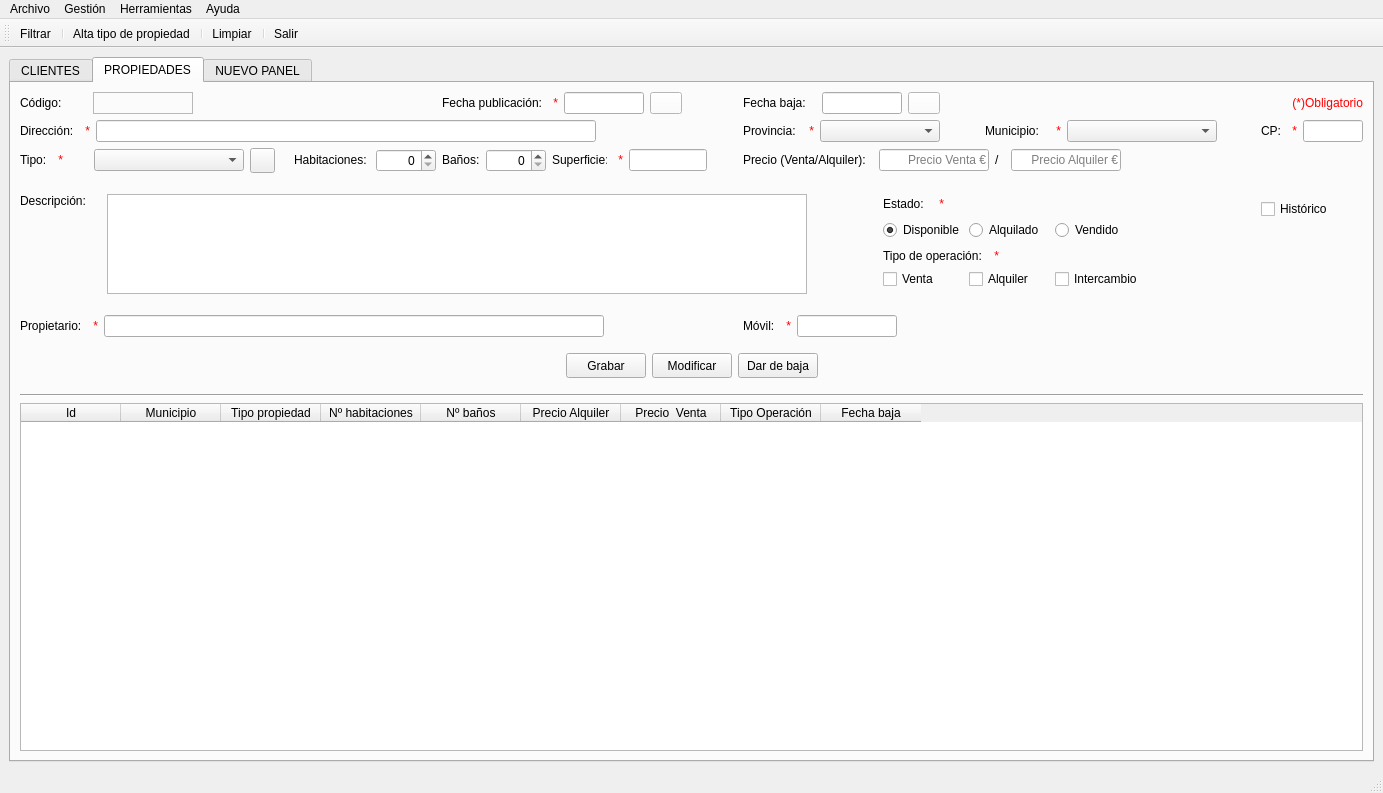
Above: templates/venPrincipal.ui from yelkov/ProyectoDI before the change. Below: the same form after it.
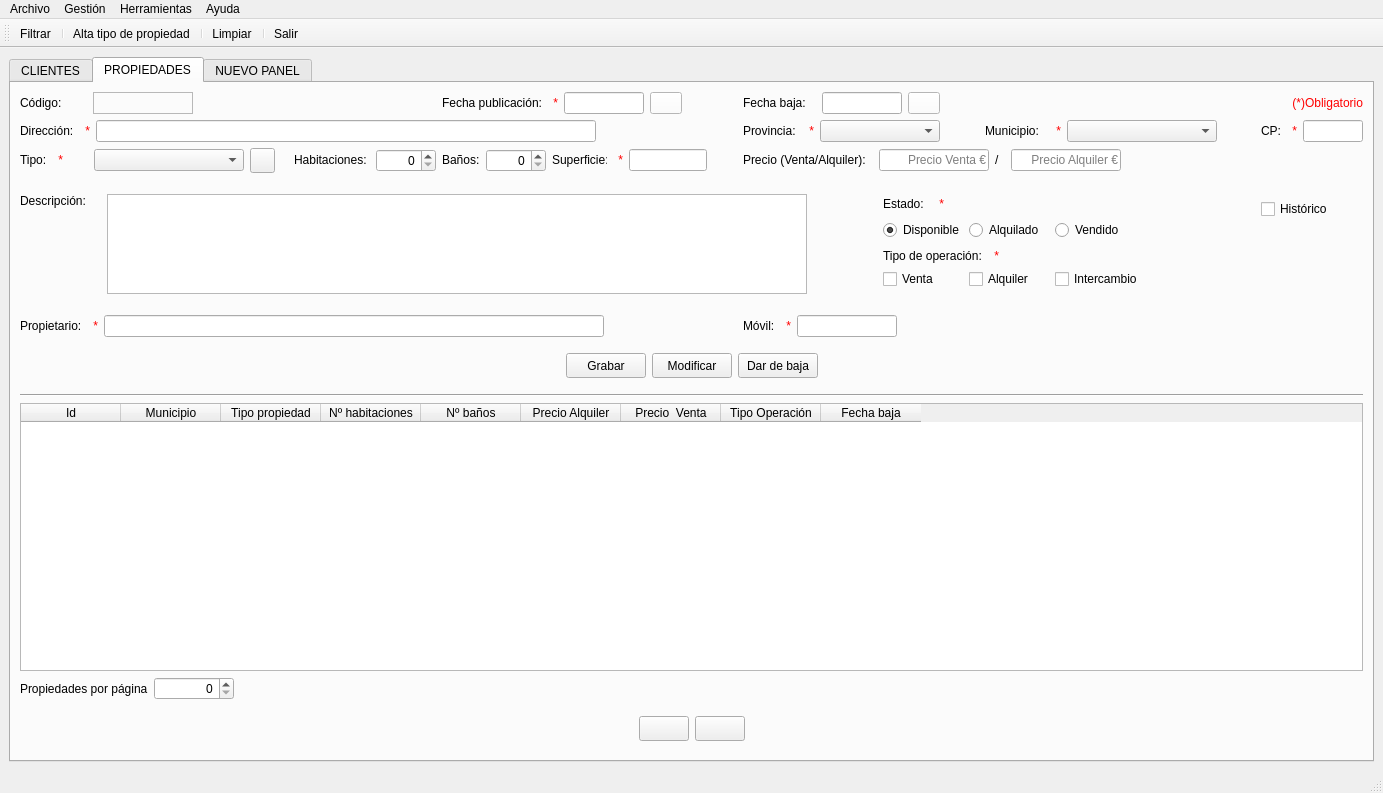
That is the form after the change. The open tabs and pages were chosen to show the change. Icons and pictures are not drawn.

Commit message: añadir max pag a propiedades + spins

```diff
--- a/templates/venPrincipal.ui
+++ b/templates/venPrincipal.ui
@@ -3796,6 +3796,158 @@
           </column>
          </widget>
         </item>
+        <item>
+         <layout class="QHBoxLayout" name="horizontalLayout_29">
+          <item>
+           <widget class="QLabel" name="lblProppPag">
+            <property name="text">
+             <string>Propiedades por página</string>
+            </property>
+           </widget>
+          </item>
+          <item>
+           <widget class="QSpinBox" name="spinProppPag">
+            <property name="minimumSize">
+             <size>
+              <width>80</width>
+              <height>20</height>
+             </size>
+            </property>
+            <property name="alignment">
+             <set>Qt::AlignRight|Qt::AlignTrailing|Qt::AlignVCenter</set>
+            </property>
+           </widget>
+          </item>
+          <item>
+           <spacer name="horizontalSpacer_43">
+            <property name="orientation">
+             <enum>Qt::Horizontal</enum>
+            </property>
+            <property name="sizeHint" stdset="0">
+             <size>
+              <width>40</width>
+              <height>20</height>
+             </size>
+            </property>
+           </spacer>
+          </item>
+          <item>
+           <widget class="QLabel" name="lblPaginasProp">
+            <property name="text">
+             <string/>
+            </property>
+           </widget>
+          </item>
+         </layout>
+        </item>
+        <item>
+         <spacer name="verticalSpacer_7">
+          <property name="orientation">
+           <enum>Qt::Vertical</enum>
+          </property>
+          <property name="sizeType">
+           <enum>QSizePolicy::Fixed</enum>
+          </property>
+          <property name="sizeHint" stdset="0">
+           <size>
+            <width>20</width>
+            <height>10</height>
+           </size>
+          </property>
+         </spacer>
+        </item>
+        <item>
+         <layout class="QHBoxLayout" name="horizontalLayout_28">
+          <item>
+           <spacer name="horizontalSpacer_41">
+            <property name="orientation">
+             <enum>Qt::Horizontal</enum>
+            </property>
+            <property name="sizeHint" stdset="0">
+             <size>
+              <width>40</width>
+              <height>20</height>
+             </size>
+            </property>
+           </spacer>
+          </item>
+          <item>
+           <widget class="QPushButton" name="btnAnteriorProp">
+            <property name="minimumSize">
+             <size>
+              <width>50</width>
+              <height>25</height>
+             </size>
+            </property>
+            <property name="text">
+             <string/>
+            </property>
+            <property name="icon">
+             <iconset>
+              <normaloff>../img/btnAnterior.png</normaloff>../img/btnAnterior.png</iconset>
+            </property>
+            <property name="iconSize">
+             <size>
+              <width>18</width>
+              <height>18</height>
+             </size>
+            </property>
+           </widget>
+          </item>
+          <item>
+           <widget class="QPushButton" name="btnSiguienteProp">
+            <property name="minimumSize">
+             <size>
+              <width>50</width>
+              <height>25</height>
+             </size>
+            </property>
+            <property name="text">
+             <string/>
+            </property>
+            <property name="icon">
+             <iconset>
+              <normaloff>../img/btnSiguiente.png</normaloff>../img/btnSiguiente.png</iconset>
+            </property>
+            <property name="iconSize">
+             <size>
+              <width>18</width>
+              <height>18</height>
+             </size>
+            </property>
+           </widget>
+          </item>
+          <item>
+           <spacer name="horizontalSpacer_42">
+            <property name="orientation">
+             <enum>Qt::Horizontal</enum>
+            </property>
+            <property name="sizeHint" stdset="0">
+             <size>
+              <width>40</width>
+              <height>20</height>
+             </size>
+            </property>
+           </spacer>
+          </item>
+         </layout>
+        </item>
+        <item>
+         <spacer name="verticalSpacer_11">
+          <property name="orientation">
+           <enum>Qt::Vertical</enum>
+          </property>
+          <property name="sizeType">
+           <enum>QSizePolicy::Fixed</enum>
+          </property>
+          <property name="sizeHint" stdset="0">
+           <size>
+            <width>20</width>
+            <height>10</height>
+           </size>
+          </property>
+         </spacer>
+        </item>
        </layout>
       </widget>
       <widget class="QWidget" name="tab">
```
Left out of the diff: 63 changed lines with no effect on the pictures. The commit also changes 9 other files.
